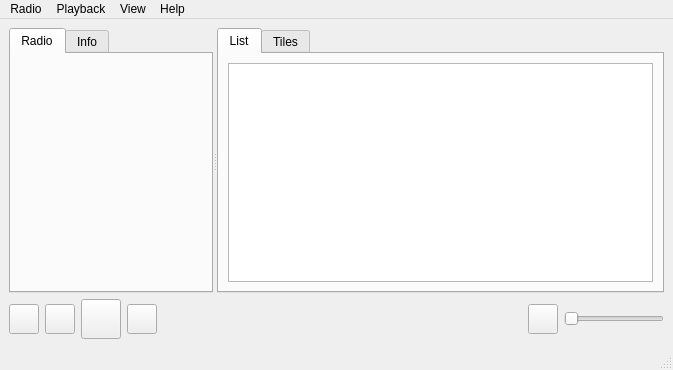
First picture: the form in mainwindow.ui, repository grzesiekkedzior/TuneScape, before the edit.
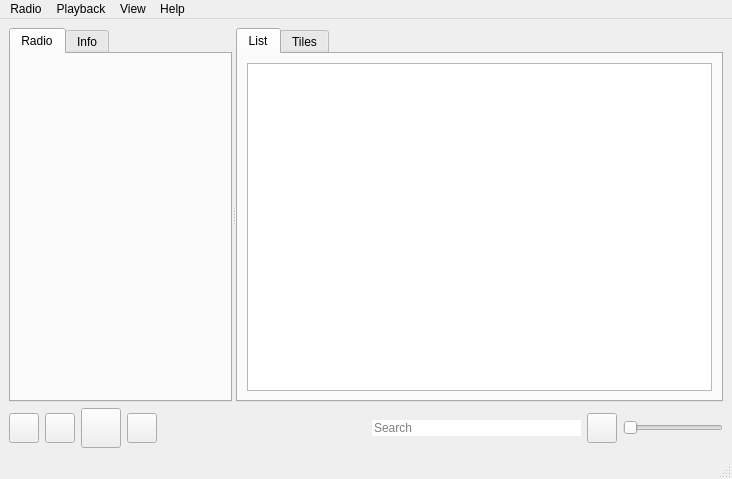
Second picture: the form after the edit. Icons and pictures are not drawn.

Commit message:
Add search button
Change the visual style of theheader and add a serach label.

What changed in the file:
```diff
--- a/mainwindow.ui
+++ b/mainwindow.ui
@@ -6,8 +6,8 @@
    <rect>
     <x>0</x>
     <y>0</y>
-    <width>673</width>
-    <height>370</height>
+    <width>732</width>
+    <height>479</height>
    </rect>
   </property>
   <property name="windowTitle">
@@ -92,8 +92,8 @@
          <rect>
           <x>0</x>
           <y>0</y>
-          <width>229</width>
-          <height>248</height>
+          <width>250</width>
+          <height>357</height>
          </rect>
         </property>
         <property name="styleSheet">
@@ -243,8 +243,8 @@
          <rect>
           <x>0</x>
           <y>0</y>
-          <width>416</width>
-          <height>248</height>
+          <width>454</width>
+          <height>357</height>
          </rect>
         </property>
         <layout class="QHBoxLayout" name="horizontalLayout_3">
@@ -276,8 +276,7 @@
              <item>
               <widget class="QTableView" name="tableView">
                <property name="styleSheet">
-                <string notr="true">QHeaderView::section { background-color: rgb(217, 236, 235); border: 1px solid gray; }
-QHeaderView::section:horizontal::resize-handle { width: 10px; }</string>
+                <string notr="true"/>
                </property>
                <property name="midLineWidth">
                 <number>0</number>
@@ -397,19 +396,6 @@
         </property>
        </widget>
       </item>
-      <item alignment="Qt::AlignHCenter|Qt::AlignVCenter">
-       <widget class="QLabel" name="label">
-        <property name="minimumSize">
-         <size>
-          <width>300</width>
-          <height>0</height>
-         </size>
-        </property>
-        <property name="text">
-         <string/>
-        </property>
-       </widget>
-      </item>
       <item>
        <spacer name="horizontalSpacer">
         <property name="orientation">
@@ -423,6 +409,16 @@
         </property>
        </spacer>
       </item>
+      <item>
+       <widget class="QLineEdit" name="lineEdit">
+        <property name="styleSheet">
+         <string notr="true">border: noborder;</string>
+        </property>
+        <property name="placeholderText">
+         <string>Search</string>
+        </property>
+       </widget>
+      </item>
       <item alignment="Qt::AlignHCenter|Qt::AlignVCenter">
        <widget class="QPushButton" name="volume">
         <property name="minimumSize">
@@ -470,7 +466,7 @@
     <rect>
      <x>0</x>
      <y>0</y>
-     <width>673</width>
+     <width>732</width>
      <height>26</height>
     </rect>
    </property>
```
